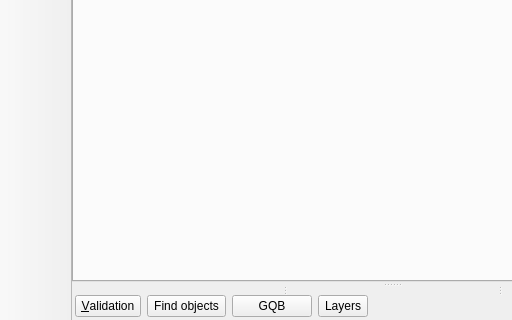
The window that libpgmodeler_ui/ui/mainwindow.ui (pgmodeler/pgmodeler) describes before a commit, drawn with Qt 5; both pictures show x 0 to 512 and y 388 to 708 of the 1068 by 708 pixel window.
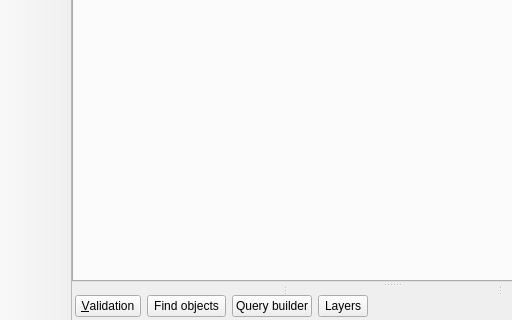
The same window after the commit. The open tabs and pages were chosen to show the change. Icons and pictures are not drawn.

Commit message: A few of the TODO steps : - source code cleaning - partial - the current "insert selection" button resets first. Make it a real appender. done - Polish sizes (gqb parent button, line height size...) done - other general polishing (icons on buttons...) Mostly appearance.

The edit to the form file:
```diff
--- a/libpgmodeler_ui/ui/mainwindow.ui
+++ b/libpgmodeler_ui/ui/mainwindow.ui
@@ -479,6 +479,12 @@
                </item>
                <item>
                 <widget class="QPushButton" name="gqbc_btn">
+                 <property name="sizePolicy">
+                  <sizepolicy hsizetype="Preferred" vsizetype="Preferred">
+                   <horstretch>0</horstretch>
+                   <verstretch>0</verstretch>
+                  </sizepolicy>
+                 </property>
                  <property name="focusPolicy">
                   <enum>Qt::TabFocus</enum>
                  </property>
@@ -486,7 +492,17 @@
                   <string>Toggle the graphical query builder</string>
                  </property>
                  <property name="text">
-                  <string>GQB</string>
+                  <string>Query builder</string>
+                 </property>
+                 <property name="icon">
+                  <iconset resource="../res/resources.qrc">
+                   <normaloff>:/icones/icones/visaoarvore.png</normaloff>:/icones/icones/visaoarvore.png</iconset>
+                 </property>
+                 <property name="iconSize">
+                  <size>
+                   <width>22</width>
+                   <height>22</height>
+                  </size>
                  </property>
                  <property name="checkable">
                   <bool>true</bool>
```
Left out of the diff: 28 changed lines with no effect on the pictures. The commit also changes 5 other files.
